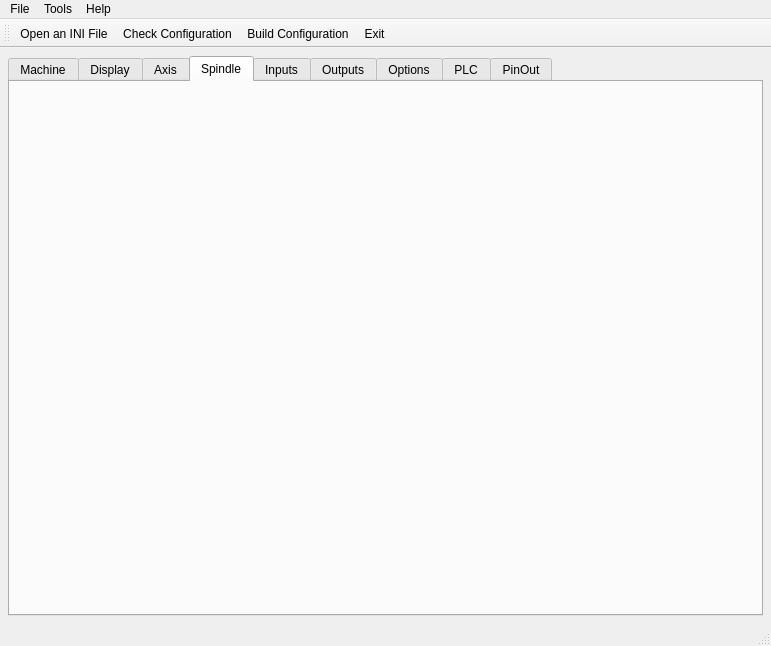
First picture: the form in 7i96.ui, repository snelweg/7i96, before the edit.
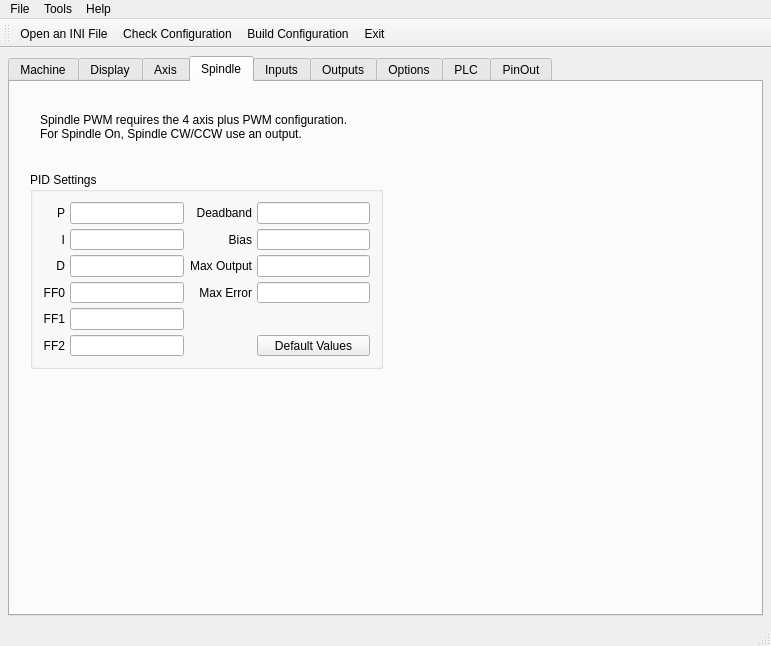
Second picture: the form after the edit. The open tabs and pages were chosen to show the change.

Commit message: start spindle pid and add sample configuration

Patch:
```diff
--- a/7i96.ui
+++ b/7i96.ui
@@ -4076,6 +4076,256 @@
        <attribute name="title">
         <string>Spindle</string>
        </attribute>
+       <widget class="QLabel" name="label_142">
+        <property name="geometry">
+         <rect>
+          <x>30</x>
+          <y>20</y>
+          <width>361</width>
+          <height>51</height>
+         </rect>
+        </property>
+        <property name="text">
+         <string>&lt;html&gt;&lt;head/&gt;&lt;body&gt;&lt;p&gt;Spindle PWM requires the 4 axis plus PWM configuration.&lt;br/&gt;For Spindle On, Spindle CW/CCW use an output.&lt;/p&gt;&lt;/body&gt;&lt;/html&gt;</string>
+        </property>
+       </widget>
+       <widget class="QGroupBox" name="groupBox_6">
+        <property name="geometry">
+         <rect>
+          <x>20</x>
+          <y>90</y>
+          <width>353</width>
+          <height>197</height>
+         </rect>
+        </property>
+        <property name="title">
+         <string>PID Settings</string>
+        </property>
+        <layout class="QGridLayout" name="gridLayout_30">
+         <property name="leftMargin">
+          <number>10</number>
+         </property>
+         <property name="topMargin">
+          <number>10</number>
+         </property>
+         <property name="rightMargin">
+          <number>10</number>
+         </property>
+         <property name="bottomMargin">
+          <number>10</number>
+         </property>
+         <property name="spacing">
+          <number>5</number>
+         </property>
+         <item row="0" column="0">
+          <widget class="QLabel" name="label_264">
+           <property name="text">
+            <string>P</string>
+           </property>
+           <property name="alignment">
+            <set>Qt::AlignRight|Qt::AlignTrailing|Qt::AlignVCenter</set>
+           </property>
+          </widget>
+         </item>
+         <item row="0" column="1">
+          <widget class="QLineEdit" name="p_s">
+           <property name="text">
+            <string/>
+           </property>
+           <property name="alignment">
+            <set>Qt::AlignRight|Qt::AlignTrailing|Qt::AlignVCenter</set>
+           </property>
+          </widget>
+         </item>
+         <item row="0" column="2">
+          <widget class="QLabel" name="label_265">
+           <property name="text">
+            <string>Deadband</string>
+           </property>
+           <property name="alignment">
+            <set>Qt::AlignRight|Qt::AlignTrailing|Qt::AlignVCenter</set>
+           </property>
+          </widget>
+         </item>
+         <item row="0" column="3">
+          <widget class="QLineEdit" name="deadband_s">
+           <property name="text">
+            <string/>
+           </property>
+           <property name="alignment">
+            <set>Qt::AlignRight|Qt::AlignTrailing|Qt::AlignVCenter</set>
+           </property>
+          </widget>
+         </item>
+         <item row="1" column="0">
+          <widget class="QLabel" name="label_266">
+           <property name="text">
+            <string>I</string>
+           </property>
+           <property name="alignment">
+            <set>Qt::AlignRight|Qt::AlignTrailing|Qt::AlignVCenter</set>
+           </property>
+          </widget>
+         </item>
+         <item row="1" column="1">
+          <widget class="QLineEdit" name="i_s">
+           <property name="text">
+            <string/>
+           </property>
+           <property name="alignment">
+            <set>Qt::AlignRight|Qt::AlignTrailing|Qt::AlignVCenter</set>
+           </property>
+          </widget>
+         </item>
+         <item row="1" column="2">
+          <widget class="QLabel" name="label_267">
+           <property name="text">
+            <string>Bias</string>
+           </property>
+           <property name="alignment">
+            <set>Qt::AlignRight|Qt::AlignTrailing|Qt::AlignVCenter</set>
+           </property>
+          </widget>
+         </item>
+         <item row="1" column="3">
+          <widget class="QLineEdit" name="bias_s">
+           <property name="text">
+            <string/>
+           </property>
+           <property name="alignment">
+            <set>Qt::AlignRight|Qt::AlignTrailing|Qt::AlignVCenter</set>
+           </property>
+          </widget>
+         </item>
+         <item row="2" column="0">
+          <widget class="QLabel" name="label_268">
+           <property name="text">
+            <string>D</string>
+           </property>
+           <property name="alignment">
+            <set>Qt::AlignRight|Qt::AlignTrailing|Qt::AlignVCenter</set>
+           </property>
+          </widget>
+         </item>
+         <item row="2" column="1">
+          <widget class="QLineEdit" name="d_s">
+           <property name="text">
+            <string/>
+           </property>
+           <property name="alignment">
+            <set>Qt::AlignRight|Qt::AlignTrailing|Qt::AlignVCenter</set>
+           </property>
+          </widget>
+         </item>
+         <item row="2" column="2">
+          <widget class="QLabel" name="label_269">
+           <property name="text">
+            <string>Max Output</string>
+           </property>
+           <property name="alignment">
+            <set>Qt::AlignRight|Qt::AlignTrailing|Qt::AlignVCenter</set>
+           </property>
+          </widget>
+         </item>
+         <item row="2" column="3">
+          <widget class="QLineEdit" name="maxOutput_s">
+           <property name="text">
+            <string/>
+           </property>
+           <property name="alignment">
+            <set>Qt::AlignRight|Qt::AlignTrailing|Qt::AlignVCenter</set>
+           </property>
+          </widget>
+         </item>
+         <item row="3" column="0">
+          <widget class="QLabel" name="label_270">
+           <property name="text">
+            <string>FF0</string>
+           </property>
+           <property name="alignment">
+            <set>Qt::AlignRight|Qt::AlignTrailing|Qt::AlignVCenter</set>
+           </property>
+          </widget>
+         </item>
+         <item row="3" column="1">
+          <widget class="QLineEdit" name="ff0_s">
+           <property name="text">
+            <string/>
+           </property>
+           <property name="alignment">
+            <set>Qt::AlignRight|Qt::AlignTrailing|Qt::AlignVCenter</set>
+           </property>
+          </widget>
+         </item>
+         <item row="3" column="2">
+          <widget class="QLabel" name="label_271">
+           <property name="text">
+            <string>Max Error</string>
+           </property>
+           <property name="alignment">
+            <set>Qt::AlignRight|Qt::AlignTrailing|Qt::AlignVCenter</set>
+           </property>
+          </widget>
+         </item>
+         <item row="3" column="3">
+          <widget class="QLineEdit" name="maxError_s">
+           <property name="text">
+            <string/>
+           </property>
+           <property name="alignment">
+            <set>Qt::AlignRight|Qt::AlignTrailing|Qt::AlignVCenter</set>
+           </property>
+          </widget>
+         </item>
+         <item row="4" column="0">
+          <widget class="QLabel" name="label_272">
+           <property name="text">
+            <string>FF1</string>
+           </property>
+           <property name="alignment">
+            <set>Qt::AlignRight|Qt::AlignTrailing|Qt::AlignVCenter</set>
+           </property>
+          </widget>
+         </item>
+         <item row="4" column="1">
+          <widget class="QLineEdit" name="ff1_s">
+           <property name="text">
+            <string/>
+           </property>
+           <property name="alignment">
+            <set>Qt::AlignRight|Qt::AlignTrailing|Qt::AlignVCenter</set>
+           </property>
+          </widget>
+         </item>
+         <item row="5" column="0">
+          <widget class="QLabel" name="label_273">
+           <property name="text">
+            <string>FF2</string>
+           </property>
+           <property name="alignment">
+            <set>Qt::AlignRight|Qt::AlignTrailing|Qt::AlignVCenter</set>
+           </property>
+          </widget>
+         </item>
+         <item row="5" column="1">
+          <widget class="QLineEdit" name="ff2_s">
+           <property name="text">
+            <string/>
+           </property>
+           <property name="alignment">
+            <set>Qt::AlignRight|Qt::AlignTrailing|Qt::AlignVCenter</set>
+           </property>
+          </widget>
+         </item>
+         <item row="5" column="3">
+          <widget class="QPushButton" name="pidDefault_s">
+           <property name="text">
+            <string>Default Values</string>
+           </property>
+          </widget>
+         </item>
+        </layout>
+       </widget>
       </widget>
       <widget class="QWidget" name="inputs">
        <attribute name="title">
```
The commit also changes 2 other files.
